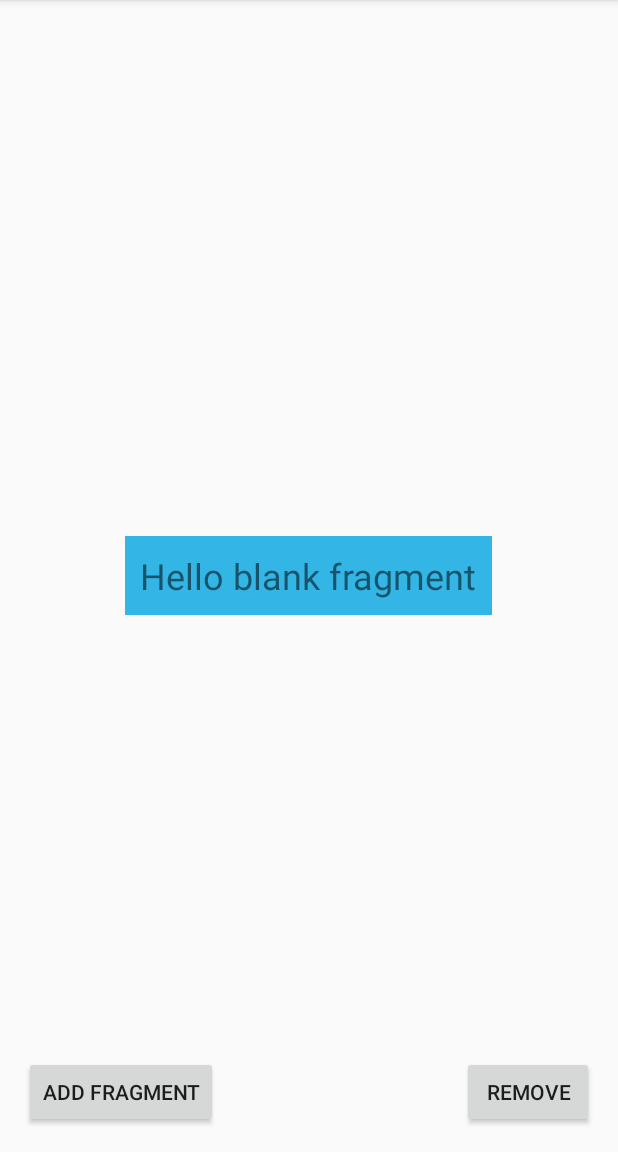
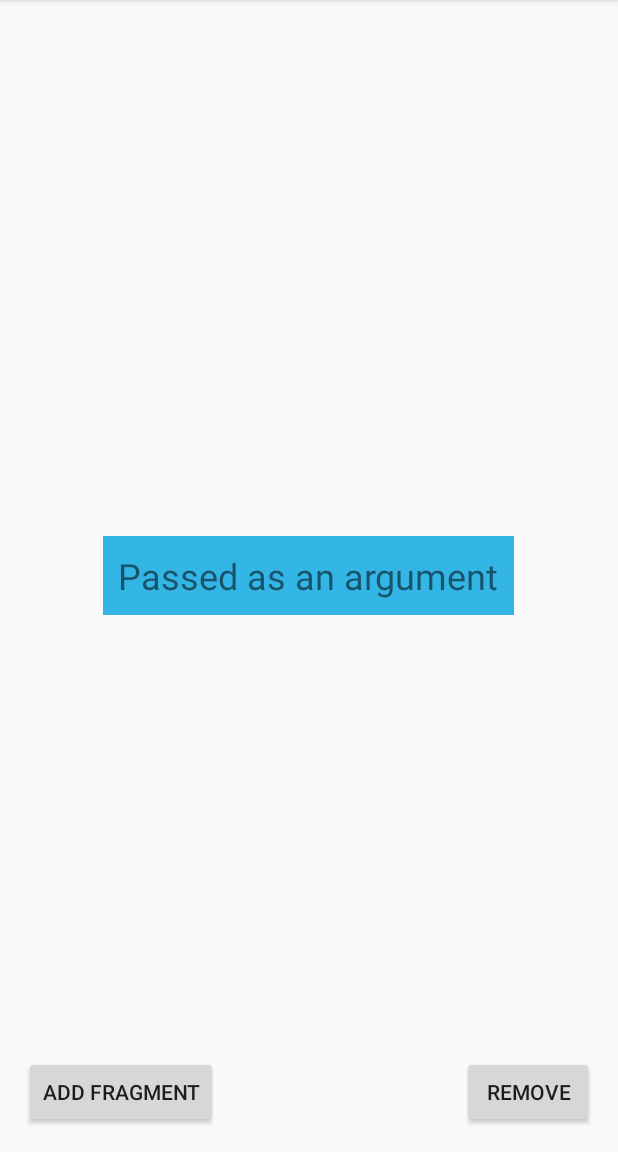
Before and after one commit to caccheme/FirstFragment, an Android app: the screen it shows after launch (MainActivity), after a tap on "ADD FRAGMENT", on a phone screen of 412 x 824 dp, the part 84-1236 px from its top. Run offline under Robolectric (Android 15) with nearby library versions, the phone set to English and light mode, and no system bars.

Commit message:
pass data/arguments to the fragment, the value from activity is now available from the fragment

```diff
--- a/app/src/main/java/com/example/firstfragment/MainActivity.kt
+++ b/app/src/main/java/com/example/firstfragment/MainActivity.kt
@@ -1,8 +1,8 @@
 package com.example.firstfragment
 
-import androidx.appcompat.app.AppCompatActivity
 import android.os.Bundle
 import android.view.View
+import androidx.appcompat.app.AppCompatActivity
 import androidx.fragment.app.Fragment
 import com.example.firstfragment.constants.FRAGMENT_TAG
 
@@ -14,7 +14,6 @@ class MainActivity : AppCompatActivity() {
     }
 
     fun addClickHandler(@Suppress("UNUSED_PARAMETER")view: View) {
-
         val arguments = Bundle()
         arguments.putString(SimpleFragment.MESSAGE_KEY, "Passed as an argument")
 
--- a/app/src/main/java/com/example/firstfragment/SimpleFragment.kt
+++ b/app/src/main/java/com/example/firstfragment/SimpleFragment.kt
@@ -3,10 +3,11 @@ package com.example.firstfragment
 import android.content.Context
 import android.os.Bundle
 import android.util.Log
-import androidx.fragment.app.Fragment
 import android.view.LayoutInflater
 import android.view.View
 import android.view.ViewGroup
+import android.widget.TextView
+import androidx.fragment.app.Fragment
 import com.example.firstfragment.constants.LIFECYCLE_TAG
 
 class SimpleFragment : Fragment() {
@@ -25,8 +26,6 @@ class SimpleFragment : Fragment() {
         const val MESSAGE_KEY = "message_key"
     }
 
-
-
     override fun onCreateView(
         inflater: LayoutInflater, container: ViewGroup?,
         savedInstanceState: Bundle?
@@ -34,7 +33,16 @@ class SimpleFragment : Fragment() {
 
         Log.i(LIFECYCLE_TAG, "onCreateView")
         // Inflate the layout for this fragment
-        return inflater.inflate(R.layout.fragment_simple, container, false)
+        val view = inflater.inflate(R.layout.fragment_simple, container, false)
+
+        arguments
+        if (arguments != null) {
+            val m = arguments!!.getString(MESSAGE_KEY)
+            val tvMessage: TextView = view.findViewById(R.id.message)
+            tvMessage.text = m
+        }
+
+        return view
     }
 
     override fun onResume() {
--- a/app/src/main/res/layout/activity_main.xml
+++ b/app/src/main/res/layout/activity_main.xml
@@ -35,6 +35,7 @@
         android:layout_alignParentRight="true"
         android:onClick="removeClickHandler"
         android:layout_alignTop="@+id/button"
-        android:text="@string/remove" />
+        android:text="@string/remove"
+        tools:ignore="RelativeOverlap" />
 
 </RelativeLayout>
--- a/app/src/main/res/layout/fragment_simple.xml
+++ b/app/src/main/res/layout/fragment_simple.xml
@@ -8,10 +8,11 @@
     tools:context=".SimpleFragment">
 
     <TextView
+        android:id="@+id/message"
         android:layout_width="wrap_content"
         android:layout_height="wrap_content"
         android:textSize="24sp"
         android:layout_centerInParent="true"
-        android:text="@string/hello_blank_fragment" />
+        android:text="@string/hello_blank_fragment"/>
 
 </RelativeLayout>
```
